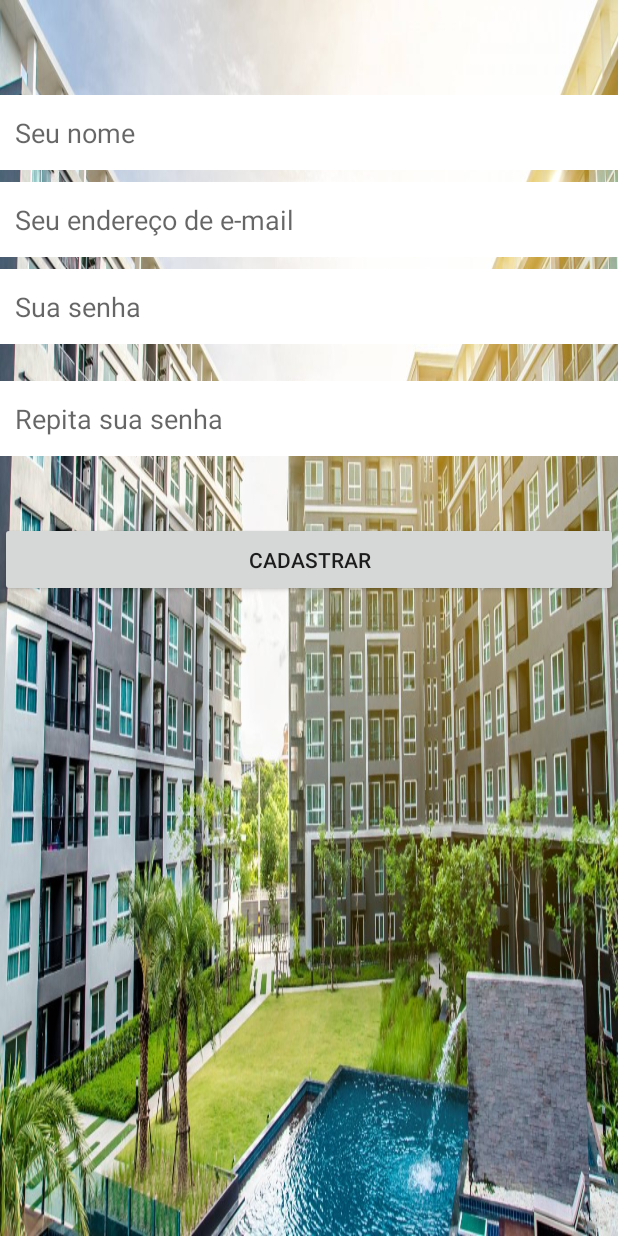
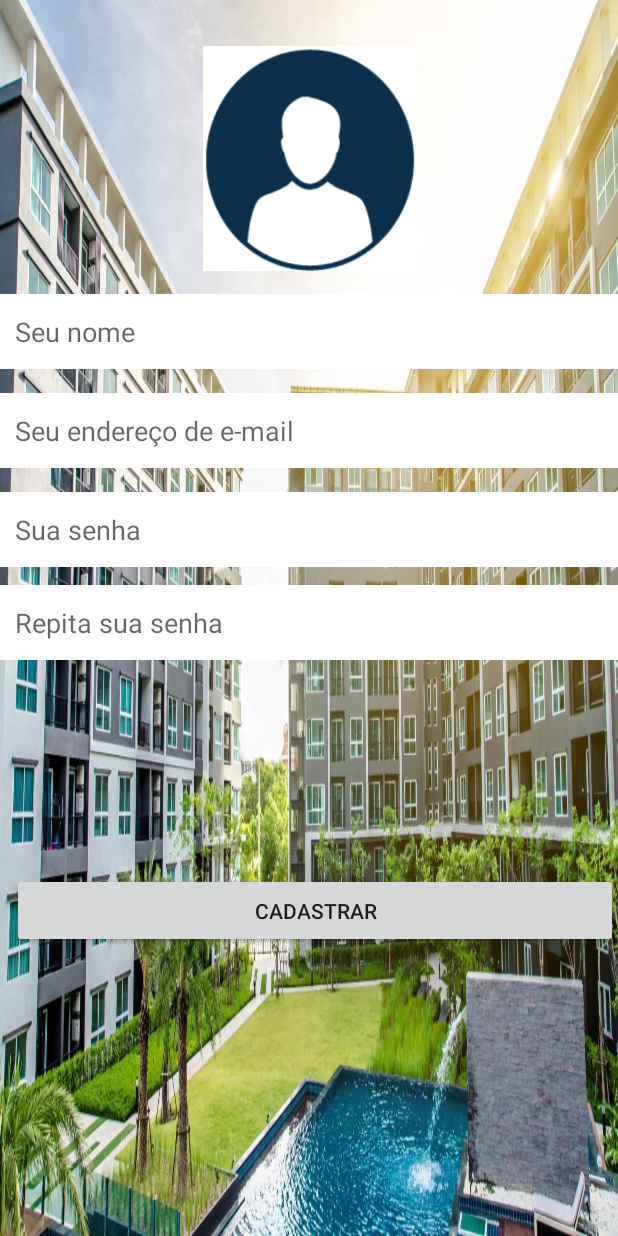
Before and after one commit to arieldossantos/topcondo, an Android app: the screen it shows after launch (Register), after a tap on "Registre-se", on a phone screen of 412 x 824 dp. Run offline under Robolectric (Android 15) with nearby library versions, the phone set to English and light mode, and no system bars; our stand-ins replace Firebase (no records; nobody signed in at launch, a user with empty details on screens opened directly).

Commit message:
Implementação do compartilhamento de dados e inserção de imagem do usuário

```diff
--- a/app/src/main/java/io/github/arieldossantos/topcondo/app/MapsActivity.kt
+++ b/app/src/main/java/io/github/arieldossantos/topcondo/app/MapsActivity.kt
@@ -69,22 +69,17 @@ class MapsActivity : AppCompatActivity(), OnMapReadyCallback {
     }
 
     private fun createLocationRequest() {
-        // 1
         locationRequest = LocationRequest()
-        // 2
         locationRequest.interval = 10000
-        // 3
         locationRequest.fastestInterval = 5000
         locationRequest.priority = LocationRequest.PRIORITY_HIGH_ACCURACY
 
         val builder = LocationSettingsRequest.Builder()
                 .addLocationRequest(locationRequest)
 
-        // 4
         val client = LocationServices.getSettingsClient(this)
         val task = client.checkLocationSettings(builder.build())
 
-        // 5
         task.addOnSuccessListener {
             locationUpdateState = true
             startLocationUpdates()
--- a/app/src/main/java/io/github/arieldossantos/topcondo/app/Register.kt
+++ b/app/src/main/java/io/github/arieldossantos/topcondo/app/Register.kt
@@ -6,12 +6,24 @@ import android.support.v7.app.AppCompatActivity
 import io.github.arieldossantos.topcondo.R
 import io.github.arieldossantos.topcondo.app.controller.UserControl
 import kotlinx.android.synthetic.main.activity_register.*
+import android.provider.MediaStore
+import android.content.Intent
+import android.graphics.Bitmap
+import android.app.Activity
+
 
 class Register : AppCompatActivity() {
+    companion object {
+        val IMAGE_REQUEST_CODE = 524
+    }
 
     override fun onCreate(savedInstanceState: Bundle?) {
         super.onCreate(savedInstanceState)
         setContentView(R.layout.activity_register)
+
+        imageViewImagem.setOnClickListener {
+            getImageFromCamera()
+        }
 
         button.setOnClickListener {
             val usuario = email.text.toString()
@@ -24,12 +36,26 @@ class Register : AppCompatActivity() {
                 alert.setMessage("As duas senhas precisam ser idênticas.")
                 alert.create()
                 return@setOnClickListener
+            }
 
-            }
+
 
             val user = UserControl(usuario.trim(), password)
             user.registrar(this)
         }
     }
 
+    override fun onActivityResult(requestCode: Int, resultCode: Int, data: Intent?) {
+        super.onActivityResult(requestCode, resultCode, data)
+        if (IMAGE_REQUEST_CODE === requestCode && resultCode === Activity.RESULT_OK) {
+            val bitmap = data!!.getExtras().get("data") as Bitmap
+            imageViewImagem.setImageBitmap(bitmap)
+        }
+    }
+
+    fun getImageFromCamera(){
+        val photoCaptureIntent = Intent(MediaStore.ACTION_IMAGE_CAPTURE)
+        startActivityForResult(photoCaptureIntent, IMAGE_REQUEST_CODE)
+    }
+
 }
--- a/app/src/main/res/layout/activity_register.xml
+++ b/app/src/main/res/layout/activity_register.xml
@@ -5,15 +5,38 @@
     android:id="@+id/relativeLayout"
     android:layout_width="match_parent"
     android:layout_height="match_parent"
+    android:background="@drawable/background"
     android:paddingTop="20sp"
-    tools:context=".app.Register"
-    android:background="@drawable/background">
+    tools:context=".app.Register">
+
+    <ImageView
+        android:id="@+id/imageViewImagem"
+        android:layout_marginStart="135dp"
+        android:layout_marginTop="4dp"
+        android:layout_marginEnd="135dp"
+        android:layout_marginBottom="8dp"
+        android:visibility="visible"
+        app:layout_constraintBottom_toTopOf="@+id/nome"
+        app:layout_constraintEnd_toEndOf="parent"
+        app:layout_constraintStart_toStartOf="parent"
+        app:layout_constraintVertical_bias="0.481"
+        tools:srcCompat="@drawable/profile_pic"
+        android:background="@drawable/profile_pic"
+        android:src="@drawable/profile_pic"
+        android:layout_width="match_parent"
+        android:layout_height="wrap_content"
+        android:adjustViewBounds="true"
+        android:scaleType="fitXY"
+        app:layout_constraintTop_toTopOf="parent"
+        app:layout_constraintLeft_toLeftOf="parent"
+        app:layout_constraintRight_toRightOf="parent"
+        app:layout_constraintHeight_min="150dp"/>
 
     <EditText
         android:id="@+id/nome"
         android:layout_width="match_parent"
         android:layout_height="50sp"
-        android:layout_marginTop="43dp"
+        android:layout_marginTop="176dp"
         android:background="#FFF"
         android:cursorVisible="true"
         android:ems="10"
@@ -28,21 +51,22 @@
         android:id="@+id/email"
         android:layout_width="match_parent"
         android:layout_height="50sp"
-        android:layout_marginTop="8dp"
+        android:layout_marginTop="16dp"
         android:background="#FFF"
         android:cursorVisible="true"
         android:ems="10"
         android:hint="Seu endereço de e-mail"
         android:padding="10sp"
         android:textCursorDrawable="@null"
-        app:layout_constraintTop_toBottomOf="@+id/nome" />
+        app:layout_constraintTop_toBottomOf="@+id/nome"
+        tools:layout_editor_absoluteX="0dp" />
 
 
     <EditText
         android:id="@+id/senha"
         android:layout_width="match_parent"
         android:layout_height="50sp"
-        android:layout_marginTop="8dp"
+        android:layout_marginTop="16dp"
         android:background="#FFF"
         android:cursorVisible="true"
         android:ems="10"
@@ -57,7 +81,7 @@
         android:id="@+id/confirmSenha"
         android:layout_width="match_parent"
         android:layout_height="50dp"
-        android:layout_marginBottom="213dp"
+        android:layout_marginBottom="8dp"
         android:background="#FFF"
         android:cursorVisible="true"
         android:ems="10"
@@ -65,18 +89,20 @@
         android:inputType="textPassword"
         android:padding="10sp"
         android:textCursorDrawable="@null"
-        app:layout_constraintBottom_toBottomOf="parent"
+        app:layout_constraintBottom_toTopOf="@+id/button"
         app:layout_constraintStart_toStartOf="parent"
         app:layout_constraintTop_toBottomOf="@+id/senha"
-        app:layout_constraintVertical_bias="0.075" />
+        app:layout_constraintVertical_bias="0.082" />
 
     <Button
         android:id="@+id/button"
         android:layout_width="match_parent"
         android:layout_height="50sp"
-        android:layout_marginTop="328dp"
+        android:layout_marginStart="8dp"
+        android:layout_marginTop="204dp"
         android:text="Cadastrar"
         app:layout_constraintStart_toStartOf="parent"
-        app:layout_constraintTop_toTopOf="parent" />
+        app:layout_constraintTop_toBottomOf="@+id/senha" />
+
 
 </android.support.constraint.ConstraintLayout>
```
Also changed, not shown: app/src/main/java/io/github/arieldossantos/topcondo/app/ReservaActivity.java (+24 -5 lines), app/src/main/res/drawable/profile_pic.png (added).
